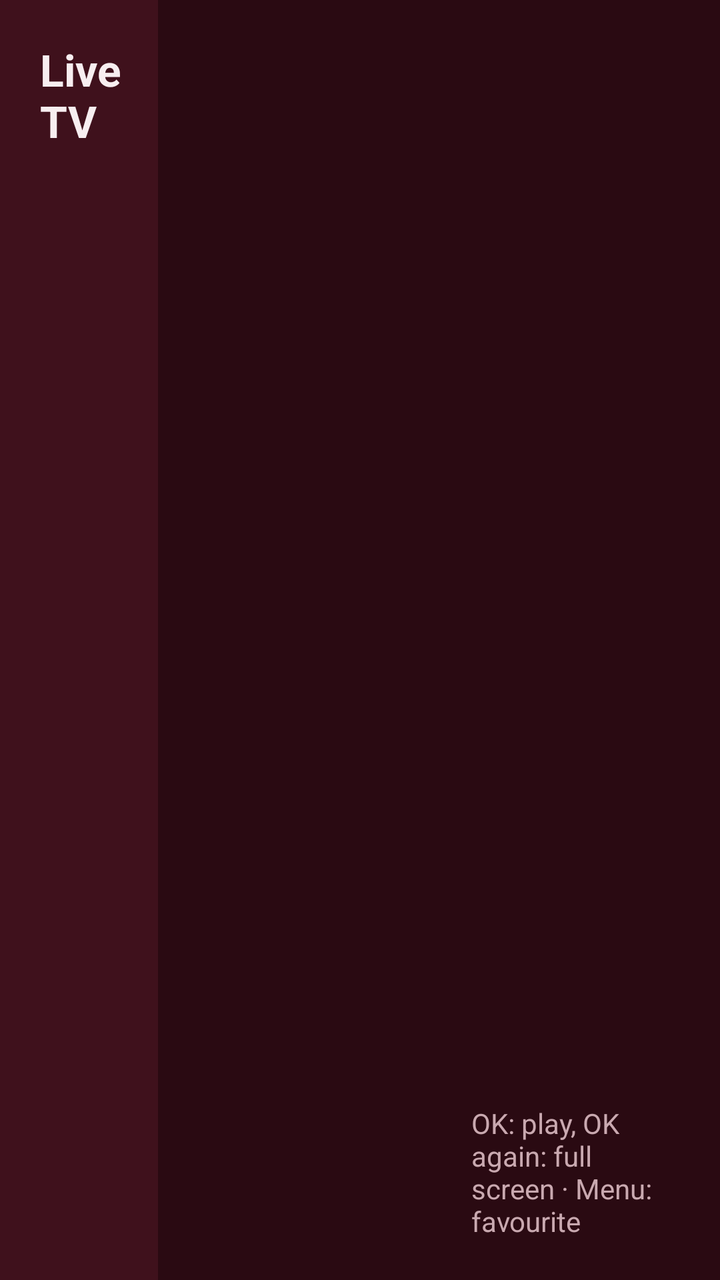
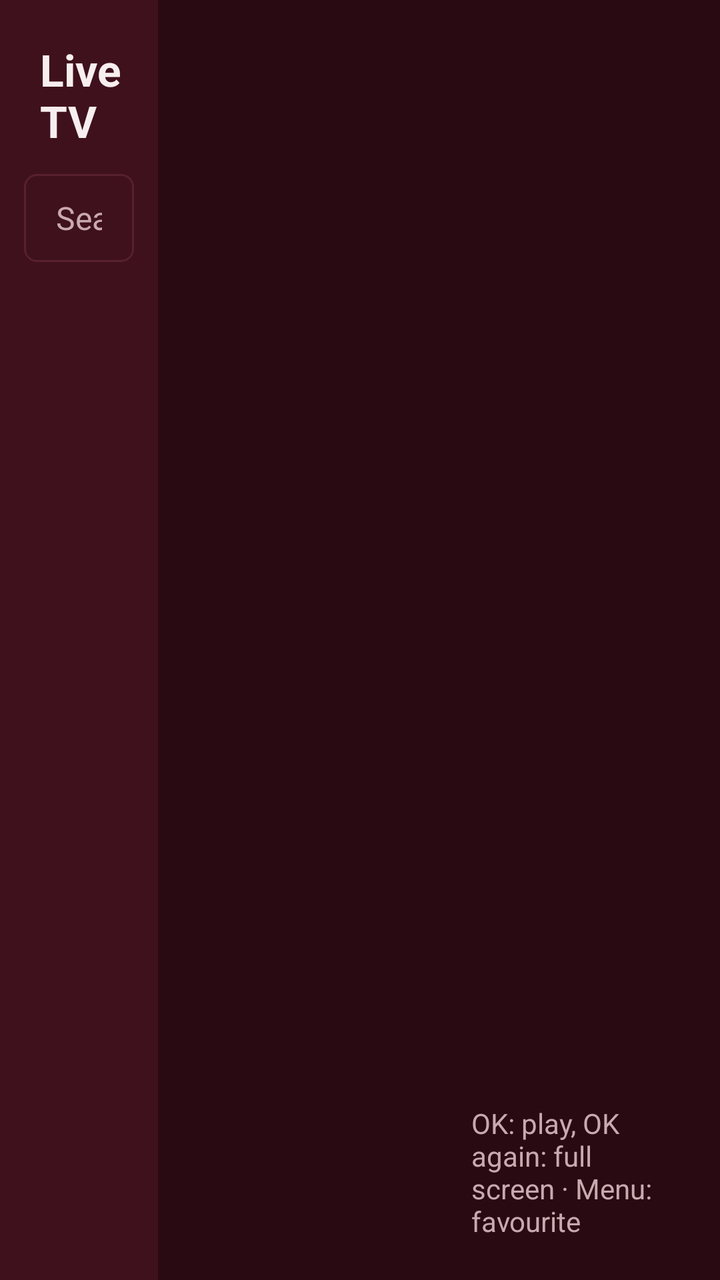

Before-and-after screenshots of an Android layout around one commit, followed by the original layout XML and the change that was made.
<!-- AndroidManifest.xml: application theme Theme.IptvPlayer -->
<!-- res/layout/screen_live.xml -->
<?xml version="1.0" encoding="utf-8"?>
<FrameLayout xmlns:android="http://schemas.android.com/apk/res/android"
    android:id="@+id/live_root"
    android:layout_width="match_parent"
    android:layout_height="match_parent"
    android:focusable="false">

    
    <LinearLayout
        android:id="@+id/panels"
        android:layout_width="match_parent"
        android:layout_height="match_parent"
        android:orientation="horizontal">

        <LinearLayout
            android:layout_width="0dp"
            android:layout_height="match_parent"
            android:layout_weight="22"
            android:background="@color/surface"
            android:orientation="vertical"
            android:paddingStart="12dp"
            android:paddingTop="20dp"
            android:paddingEnd="12dp">

            <TextView
                style="@style/Text.Title"
                android:layout_width="wrap_content"
                android:layout_height="wrap_content"
                android:paddingStart="8dp"
                android:text="@string/live_tv"
                android:textSize="22sp" />

            <androidx.recyclerview.widget.RecyclerView
                android:id="@+id/categories"
                android:layout_width="match_parent"
                android:layout_height="match_parent"
                android:layout_marginTop="12dp"
                android:scrollbars="none" />
        </LinearLayout>

        <LinearLayout
            android:layout_width="0dp"
            android:layout_height="match_parent"
            android:layout_weight="38"
            android:background="@color/background"
            android:orientation="vertical"
            android:paddingStart="12dp"
            android:paddingTop="20dp"
            android:paddingEnd="12dp">

            <TextView
                android:id="@+id/category_title"
                style="@style/Text.Body"
                android:layout_width="match_parent"
                android:layout_height="wrap_content"
                android:ellipsize="end"
                android:maxLines="1"
                android:paddingStart="8dp"
                android:textSize="20sp"
                android:textStyle="bold" />

            <FrameLayout
                android:layout_width="match_parent"
                android:layout_height="match_parent"
                android:layout_marginTop="12dp">

                <androidx.recyclerview.widget.RecyclerView
                    android:id="@+id/channels"
                    android:layout_width="match_parent"
                    android:layout_height="match_parent"
                    android:scrollbars="none" />

                <TextView
                    android:id="@+id/empty"
                    style="@style/Text.Secondary"
                    android:layout_width="wrap_content"
                    android:layout_height="wrap_content"
                    android:layout_gravity="center"
                    android:text="@string/no_channels"
                    android:visibility="gone" />
            </FrameLayout>
        </LinearLayout>

        <LinearLayout
            android:id="@+id/right"
            android:layout_width="0dp"
            android:layout_height="match_parent"
            android:layout_weight="40"
            android:orientation="vertical"
            android:padding="20dp">

            
            <View
                android:id="@+id/preview"
                android:layout_width="match_parent"
                android:layout_height="200dp" />

            <TextView
                android:id="@+id/now_name"
                style="@style/Text.Body"
                android:layout_width="match_parent"
                android:layout_height="wrap_content"
                android:layout_marginTop="16dp"
                android:ellipsize="end"
                android:maxLines="2"
                android:textSize="22sp"
                android:textStyle="bold" />

            <TextView
                android:id="@+id/now_status"
                style="@style/Text.Secondary"
                android:layout_width="match_parent"
                android:layout_height="wrap_content"
                android:layout_marginTop="6dp" />

            <View
                android:layout_width="match_parent"
                android:layout_height="0dp"
                android:layout_weight="1" />

            <TextView
                style="@style/Text.Secondary"
                android:layout_width="match_parent"
                android:layout_height="wrap_content"
                android:text="OK: play, OK again: full screen · Menu: favourite"
                android:textSize="14sp" />
        </LinearLayout>
    </LinearLayout>

    
    <LinearLayout
        android:id="@+id/banner"
        android:layout_width="match_parent"
        android:layout_height="wrap_content"
        android:layout_gravity="bottom"
        android:background="@color/scrim"
        android:orientation="vertical"
        android:paddingStart="48dp"
        android:paddingTop="20dp"
        android:paddingEnd="48dp"
        android:paddingBottom="28dp"
        android:visibility="gone">

        <TextView
            android:id="@+id/banner_name"
            style="@style/Text.Title"
            android:layout_width="match_parent"
            android:layout_height="wrap_content"
            android:ellipsize="end"
            android:maxLines="1" />

        <TextView
            android:id="@+id/banner_info"
            style="@style/Text.Secondary"
            android:layout_width="match_parent"
            android:layout_height="wrap_content"
            android:layout_marginTop="4dp" />

        
        <LinearLayout
            android:id="@+id/controls"
            android:layout_width="wrap_content"
            android:layout_height="wrap_content"
            android:layout_marginTop="16dp"
            android:orientation="horizontal">

            <TextView android:id="@+id/ctl_prev" style="@style/ControlButton" android:text="@string/ctl_prev" />
            <TextView android:id="@+id/ctl_pause" style="@style/ControlButton" android:text="@string/ctl_pause" />
            <TextView android:id="@+id/ctl_next" style="@style/ControlButton" android:text="@string/ctl_next" />
            <TextView android:id="@+id/ctl_audio" style="@style/ControlButton" android:text="@string/ctl_audio" />
            <TextView android:id="@+id/ctl_subs" style="@style/ControlButton" android:text="@string/ctl_subs" />
            <TextView android:id="@+id/ctl_aspect" style="@style/ControlButton" android:text="@string/ctl_aspect_fit" />
            <TextView android:id="@+id/ctl_fav" style="@style/ControlButton" android:text="@string/ctl_fav_add" />
        </LinearLayout>
    </LinearLayout>

    <TextView
        android:id="@+id/osd_status"
        style="@style/Text.Body"
        android:layout_width="wrap_content"
        android:layout_height="wrap_content"
        android:layout_gravity="center"
        android:background="@color/scrim"
        android:padding="16dp"
        android:visibility="gone" />
</FrameLayout>
<!-- resources referenced by this layout -->
<resources>
  <color name="background">#FF2A0A12</color>
  <color name="scrim">#D91A060B</color>
  <color name="surface">#FF3F111C</color>
  <string name="ctl_aspect_fit">Aspect: Fit</string>
  <string name="ctl_audio">Audio</string>
  <string name="ctl_fav_add">Favourite</string>
  <string name="ctl_next">Next ›</string>
  <string name="ctl_pause">Pause</string>
  <string name="ctl_prev">‹ Prev</string>
  <string name="ctl_subs">Subtitles</string>
  <string name="live_tv">Live TV</string>
  <string name="no_channels">No channels in this category</string>
  <style name="Text.Body" parent="">
          <item name="android:textColor">@color/text_primary</item>
          <item name="android:textSize">18sp</item>
      </style>
  <style name="Text.Secondary" parent="">
          <item name="android:textColor">@color/text_secondary</item>
          <item name="android:textSize">16sp</item>
      </style>
  <style name="Text.Title" parent="">
          <item name="android:textColor">@color/text_primary</item>
          <item name="android:textSize">28sp</item>
          <item name="android:textStyle">bold</item>
      </style>
  <style name="Theme.IptvPlayer" parent="android:Theme.Material.NoActionBar.Fullscreen">
          <item name="android:windowBackground">@color/background</item>
          <item name="android:colorBackground">@color/background</item>
          <item name="android:colorAccent">@color/accent</item>
          <item name="android:windowContentOverlay">@null</item>
      </style>
  <color name="text_primary">#FFF7EEF0</color>
  <color name="text_secondary">#FFC9A9B0</color>
  <color name="accent">#FFB0243F</color>
  <color name="surface_active">#FF5E1A2A</color>
  <!-- unchanged entries left out for length: 3 -->
</resources>

<!-- the commit's change to res/layout/screen_live.xml (unified diff, before → after) -->
@@ -29,6 +29,10 @@
                 android:paddingStart="8dp"
                 android:text="@string/live_tv"
                 android:textSize="22sp" />
+
+            <EditText
+                android:id="@+id/search"
+                style="@style/SearchInput" />
 
             <androidx.recyclerview.widget.RecyclerView
                 android:id="@+id/categories"
<!-- resource entries referenced after the edit -->
@@ -12,6 +12,14 @@
   <string name="ctl_subs">Subtitles</string>
   <string name="live_tv">Live TV</string>
   <string name="no_channels">No channels in this category</string>
+  <style name="SearchInput" parent="Input">
+          <item name="android:layout_height">44dp</item>
+          <item name="android:hint">@string/search</item>
+          <item name="android:imeOptions">actionSearch|flagNoExtractUi</item>
+          <item name="android:inputType">text|textNoSuggestions</item>
+          <item name="android:importantForAutofill">no</item>
+          <item name="android:textSize">16sp</item>
+      </style>
   <style name="Text.Body" parent="">
           <item name="android:textColor">@color/text_primary</item>
           <item name="android:textSize">18sp</item>
@@ -31,10 +39,43 @@
           <item name="android:colorAccent">@color/accent</item>
           <item name="android:windowContentOverlay">@null</item>
       </style>
+  <style name="Input" parent="">
+          <item name="android:layout_width">match_parent</item>
+          <item name="android:layout_height">52dp</item>
+          <item name="android:layout_marginTop">12dp</item>
+          <item name="android:background">@drawable/bg_input</item>
+          <item name="android:paddingStart">16dp</item>
+          <item name="android:paddingEnd">16dp</item>
+          <item name="android:textColor">@color/text_primary</item>
+          <item name="android:textColorHint">@color/text_secondary</item>
+          <item name="android:textSize">18sp</item>
+          <item name="android:singleLine">true</item>
+          <item name="android:imeOptions">actionNext|flagNoExtractUi</item>
+      </style>
+  <string name="search">Search</string>
   <color name="text_primary">#FFF7EEF0</color>
   <color name="text_secondary">#FFC9A9B0</color>
   <color name="accent">#FFB0243F</color>
+  <!-- drawable bg_input (drawable) -->
+  <?xml version="1.0" encoding="utf-8"?>
+  <selector xmlns:android="http://schemas.android.com/apk/res/android">
+      <item android:state_focused="true">
+          <shape android:shape="rectangle">
+              <solid android:color="@color/surface" />
+              <stroke android:width="2dp" android:color="@color/accent" />
+              <corners android:radius="6dp" />
+          </shape>
+      </item>
+      <item>
+          <shape android:shape="rectangle">
+              <solid android:color="@color/surface" />
+              <stroke android:width="1dp" android:color="@color/divider" />
+              <corners android:radius="6dp" />
+          </shape>
+      </item>
+  </selector>
   <color name="surface_active">#FF5E1A2A</color>
+  <color name="divider">#FF57202D</color>
   <!-- unchanged entries left out for length: 3 -->
 </resources>
 
